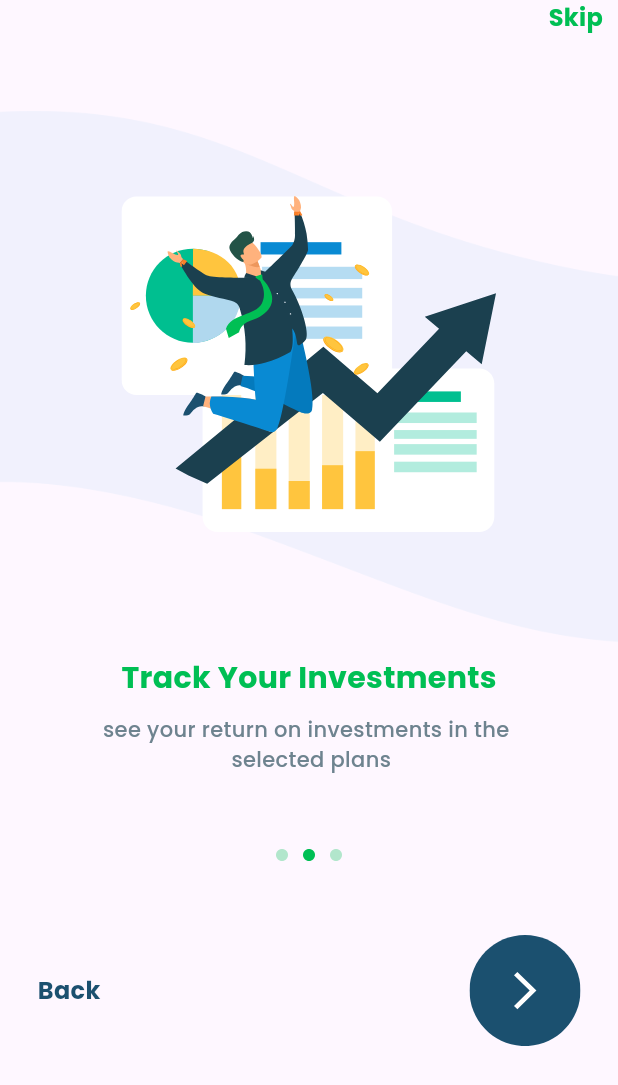
After one commit to MuhanadIbrahim/hedg_app, a Flutter app: the screen it shows after launch, after a tap on an icon or button, on a phone screen of 412 x 824 dp. The commit adds this screen. Shown: the top 1085 px of the screen. Run offline on Flutter 3.47's test engine with Material 3 defaults, Android fonts, the phone set to English and light mode, and no system bars; our stand-ins replace flutter_svg, get.

Commit message:
finish onboarding 2 view

```diff
--- a/lib/Features/onboarding/presentaion/view/onboarding1.dart
+++ b/lib/Features/onboarding/presentaion/view/onboarding1.dart
@@ -1,89 +1,11 @@
 import 'package:flutter/material.dart';
-import 'package:flutter_svg/svg.dart';
-import 'package:hedg_app/core/utils/app_images.dart';
-import 'package:hedg_app/core/utils/app_styles.dart';
+import 'package:hedg_app/Features/onboarding/presentaion/view/widgets/onboarding1_body_view.dart';
 
-class Onboarding1Screan extends StatelessWidget {
-  const Onboarding1Screan({super.key});
+class Onboarding1View extends StatelessWidget {
+  const Onboarding1View({super.key});
 
   @override
   Widget build(BuildContext context) {
-    return Scaffold(
-        body: Stack(
-      children: <Widget>[
-        Padding(
-          padding: EdgeInsets.only(
-            left: MediaQuery.of(context).size.width * 0.2,
-            bottom: MediaQuery.of(context).size.height * 0.39,
-          ),
-          child: Container(
-            decoration: const BoxDecoration(
-              image: DecorationImage(
-                image: AssetImage(
-                  "assets/images/onboardingbackground1.png",
-                ),
-                fit: BoxFit.contain,
-              ),
-            ),
-          ),
-        ),
-        Center(
-          child: Column(
-            children: [
-              const Row(
-                mainAxisAlignment: MainAxisAlignment.end,
-                children: [
-                  SafeArea(
-                      child: Text(
-                    'Skip',
-                    style: AppStyles.styleBold16,
-                  )),
-                  SizedBox(
-                    width: 10,
-                  ),
-                ],
-              ),
-              SizedBox(
-                height: MediaQuery.of(context).size.height * 0.13,
-              ),
-              SvgPicture.asset(Assets.imagesOnboardinglogo1),
-              SizedBox(
-                height: MediaQuery.of(context).size.height * 0.10,
-              ),
-              const Text(
-                'Shape Your Financial Future',
-                style: AppStyles.styleBold20,
-              ),
-              const SizedBox(
-                height: 10,
-              ),
-              Text(
-                'invest your money By Starting With \n HEDG, and secure financial freedom',
-                style: AppStyles.styleMedium14
-                    .copyWith(color: const Color(0xFF6E838F)),
-              ),
-              SizedBox(
-                height: MediaQuery.of(context).size.height * 0.06,
-              ),
-              SvgPicture.asset(Assets.imagesOnboardingpointer1),
-              SizedBox(
-                height: MediaQuery.of(context).size.height * 0.06,
-              ),
-              Row(
-                mainAxisAlignment: MainAxisAlignment.end,
-                children: [
-                  SvgPicture.asset(
-                    Assets.imagesOnboardingcontinuebutton,
-                  ),
-                  const SizedBox(
-                    width: 25,
-                  )
-                ],
-              )
-            ],
-          ),
-        ),
-      ],
-    ));
+    return const Scaffold(body: Onboarding1BodyView());
   }
 }
--- /dev/null
+++ b/lib/Features/onboarding/presentaion/view/onboarding2.dart
@@ -0,0 +1,11 @@
+import 'package:flutter/material.dart';
+import 'package:hedg_app/Features/onboarding/presentaion/view/widgets/onboarding2_body_view.dart';
+
+class Onboarding2View extends StatelessWidget {
+  const Onboarding2View({super.key});
+
+  @override
+  Widget build(BuildContext context) {
+    return const Scaffold(body: Onboarding2BodyView());
+  }
+}
--- /dev/null
+++ b/lib/Features/onboarding/presentaion/view/widgets/onboarding1_body_view.dart
@@ -0,0 +1,100 @@
+import 'package:flutter/material.dart';
+import 'package:flutter/widgets.dart';
+import 'package:flutter_svg/svg.dart';
+import 'package:get/get.dart';
+import 'package:get/get_core/src/get_main.dart';
+import 'package:get/get_navigation/src/routes/transitions_type.dart';
+import 'package:hedg_app/Features/onboarding/presentaion/view/onboarding2.dart';
+import 'package:hedg_app/core/utils/app_images.dart';
+import 'package:hedg_app/core/utils/app_styles.dart';
+
+class Onboarding1BodyView extends StatelessWidget {
+  const Onboarding1BodyView({super.key});
+
+  @override
+  Widget build(BuildContext context) {
+    return Stack(
+      children: <Widget>[
+        Padding(
+          padding: EdgeInsets.only(
+            left: MediaQuery.of(context).size.width * 0.2,
+            bottom: MediaQuery.of(context).size.height * 0.39,
+          ),
+          child: Container(
+            decoration: const BoxDecoration(
+              image: DecorationImage(
+                image: AssetImage(
+                  "assets/images/onboardingbackground1.png",
+                ),
+                fit: BoxFit.contain,
+              ),
+            ),
+          ),
+        ),
+        Center(
+          child: Column(
+            children: [
+              const Row(
+                mainAxisAlignment: MainAxisAlignment.end,
+                children: [
+                  SafeArea(
+                      child: Text(
+                    'Skip',
+                    style: AppStyles.styleBold16,
+                  )),
+                  SizedBox(
+                    width: 10,
+                  ),
+                ],
+              ),
+              SizedBox(
+                height: MediaQuery.of(context).size.height * 0.13,
+              ),
+              SvgPicture.asset(Assets.imagesOnboardinglogo1),
+              SizedBox(
+                height: MediaQuery.of(context).size.height * 0.10,
+              ),
+              const Text(
+                'Shape Your Financial Future',
+                style: AppStyles.styleBold20,
+              ),
+              const SizedBox(
+                height: 10,
+              ),
+              Text(
+                'invest your money By Starting With \n HEDG, and secure financial freedom',
+                style: AppStyles.styleMedium14
+                    .copyWith(color: const Color(0xFF6E838F)),
+              ),
+              SizedBox(
+                height: MediaQuery.of(context).size.height * 0.06,
+              ),
+              SvgPicture.asset(Assets.imagesOnboardingpointer1),
+              SizedBox(
+                height: MediaQuery.of(context).size.height * 0.06,
+              ),
+              Row(
+                mainAxisAlignment: MainAxisAlignment.end,
+                children: [
+                  GestureDetector(
+                    onTap: () {
+                      Get.to(() => const Onboarding2View(),
+                          transition: Transition.rightToLeft,
+                          duration: kTabScrollDuration);
+                    },
+                    child: SvgPicture.asset(
+                      Assets.imagesOnboardingcontinuebutton,
+                    ),
+                  ),
+                  const SizedBox(
+                    width: 25,
+                  )
+                ],
+              )
+            ],
+          ),
+        ),
+      ],
+    );
+  }
+}
--- /dev/null
+++ b/lib/Features/onboarding/presentaion/view/widgets/onboarding2_body_view.dart
@@ -0,0 +1,110 @@
+import 'package:flutter/material.dart';
+import 'package:flutter/widgets.dart';
+import 'package:flutter_svg/svg.dart';
+import 'package:get/get.dart';
+import 'package:get/get_core/src/get_main.dart';
+import 'package:hedg_app/Features/onboarding/presentaion/view/onboarding2.dart';
+import 'package:hedg_app/core/utils/app_images.dart';
+import 'package:hedg_app/core/utils/app_styles.dart';
+
+class Onboarding2BodyView extends StatelessWidget {
+  const Onboarding2BodyView({super.key});
+
+  @override
+  Widget build(BuildContext context) {
+    return Stack(
+      children: <Widget>[
+        Padding(
+          padding: EdgeInsets.only(
+            bottom: MediaQuery.of(context).size.height * 0.39,
+          ),
+          child: Container(
+            decoration: const BoxDecoration(
+              image: DecorationImage(
+                image: AssetImage(Assets.imagesOnboardingbackground2),
+                fit: BoxFit.contain,
+              ),
+            ),
+          ),
+        ),
+        Center(
+          child: Column(
+            children: [
+              const Row(
+                mainAxisAlignment: MainAxisAlignment.end,
+                children: [
+                  SafeArea(
+                      child: Text(
+                    'Skip',
+                    style: AppStyles.styleBold16,
+                  )),
+                  SizedBox(
+                    width: 10,
+                  ),
+                ],
+              ),
+              SizedBox(
+                height: MediaQuery.of(context).size.height * 0.13,
+              ),
+              SvgPicture.asset(Assets.imagesOnboardinglogo2),
+              SizedBox(
+                height: MediaQuery.of(context).size.height * 0.10,
+              ),
+              const Text(
+                'Track Your Investments',
+                style: AppStyles.styleBold20,
+              ),
+              const SizedBox(
+                height: 10,
+              ),
+              Text(
+                'see your return on investments in the \n                      selected plans',
+                style: AppStyles.styleMedium14
+                    .copyWith(color: const Color(0xFF6E838F)),
+              ),
+              SizedBox(
+                height: MediaQuery.of(context).size.height * 0.06,
+              ),
+              SvgPicture.asset(Assets.imagesOnboardingpointer2),
+              SizedBox(
+                height: MediaQuery.of(context).size.height * 0.06,
+              ),
+              Row(
+                mainAxisAlignment: MainAxisAlignment.end,
+                children: [
+                  const SizedBox(
+                    width: 25,
+                  ),
+                  GestureDetector(
+                    onTap: () {
+                      Get.back();
+                    },
+                    child: Text('Back',
+                        style: AppStyles.styleBold16
+                            .copyWith(color: const Color(0xFF1B506F))),
+                  ),
+                  const Spacer(
+                    flex: 1,
+                  ),
+                  GestureDetector(
+                    onTap: () {
+                      Get.to(() => const Onboarding2View(),
+                          transition: Transition.rightToLeftWithFade,
+                          duration: kTabScrollDuration);
+                    },
+                    child: SvgPicture.asset(
+                      Assets.imagesOnboardingcontinuebutton,
+                    ),
+                  ),
+                  const SizedBox(
+                    width: 25,
+                  )
+                ],
+              )
+            ],
+          ),
+        ),
+      ],
+    );
+  }
+}
--- a/lib/Features/splash/presentation/views/widgets/splash_view_body.dart
+++ b/lib/Features/splash/presentation/views/widgets/splash_view_body.dart
@@ -61,7 +61,7 @@ class _SplashViewBodyState extends State<SplashViewBody>
       () {
         // Navigator.push(context,
         //     MaterialPageRoute(builder: (_) => const Onboarding1Screan()));
-        Get.to(() => const Onboarding1Screan(),
+        Get.to(() => const Onboarding1View(),
             transition: Transition.fade, duration: kTabScrollDuration);
       },
     );
--- a/lib/core/utils/app_images.dart
+++ b/lib/core/utils/app_images.dart
@@ -64,12 +64,12 @@ class Assets {
   /// Assets for imagesOnboarding background2
   /// assets/images/onboarding background2.svg
   static const String imagesOnboardingbackground2 =
-      "assets/images/onboarding background2.svg";
+      "assets/images/onboarding_background2.png";
 
   /// Assets for imagesOnboarding background3
   /// assets/images/onboarding background3.svg
   static const String imagesOnboardingbackground3 =
-      "assets/images/onboarding background3.svg";
+      "assets/images/onboarding_background3.png";
 
   /// Assets for imagesOnboarding continue button
   /// assets/images/onboarding continue button.svg
```
Also changed, not shown: assets/images/onboarding_background2.png (added), assets/images/onboarding_background3.png (added).
